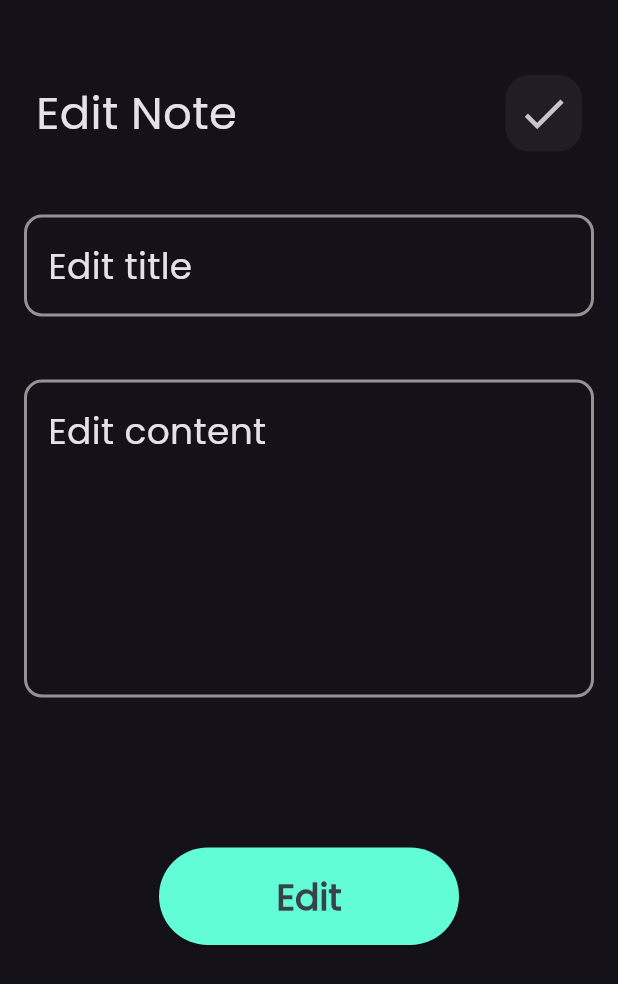
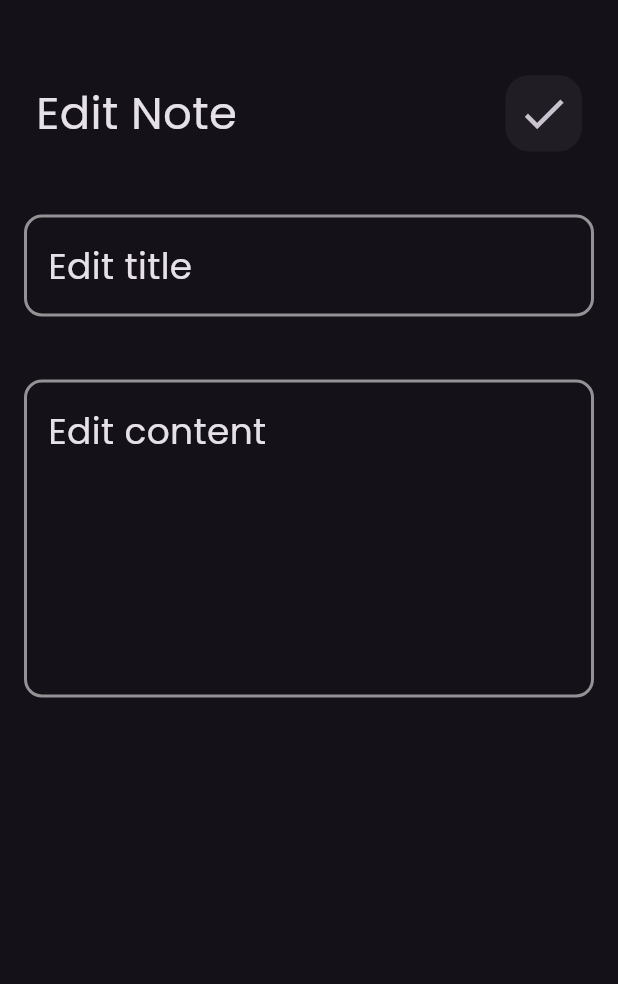
Before and after one commit to MoEhab74/Notes-App, a Flutter app: the EditNoteView screen opened directly, on a phone screen of 412 x 824 dp. Shown: the top 984 px of the screen. Run offline on Flutter 3.47's test engine with Material 3 defaults, Android fonts, the phone set to English and light mode, and no system bars.

Commit message:
remove elevated bottom from EditNoteView

```diff
--- a/lib/widgets/edit_note_view_body.dart
+++ b/lib/widgets/edit_note_view_body.dart
@@ -1,5 +1,4 @@
 import 'package:flutter/material.dart';
-import 'package:notes_app/widgets/custom_elevated_bottom.dart';
 import 'package:notes_app/widgets/custom_text_field.dart';
 import 'package:notes_app/widgets/simple_app_bar.dart';
 
@@ -11,14 +10,12 @@ class EditNoteViewBody extends StatelessWidget {
     return Padding(
       padding: const EdgeInsets.only(left: 16, right: 16, top: 42),
       child: Column(
-        children: [
-          SimpleAppBar(title: 'Edit Note',icon: Icon(Icons.done,size: 35,),),
-          SizedBox(height: 42,),
+        children: const [
+          SimpleAppBar(title: 'Edit Note', icon: Icon(Icons.done, size: 35)),
+          SizedBox(height: 42),
           CustomTextField(hintText: 'Edit title'),
-          SizedBox(height: 42,),
-          CustomTextField(hintText: 'Edit content',maxLines: 5,),
-          SizedBox(height: 100,),
-          CustomElevatedBottom(text: 'Edit',),
+          SizedBox(height: 42),
+          CustomTextField(hintText: 'Edit content', maxLines: 5),
         ],
       ),
     );
```
